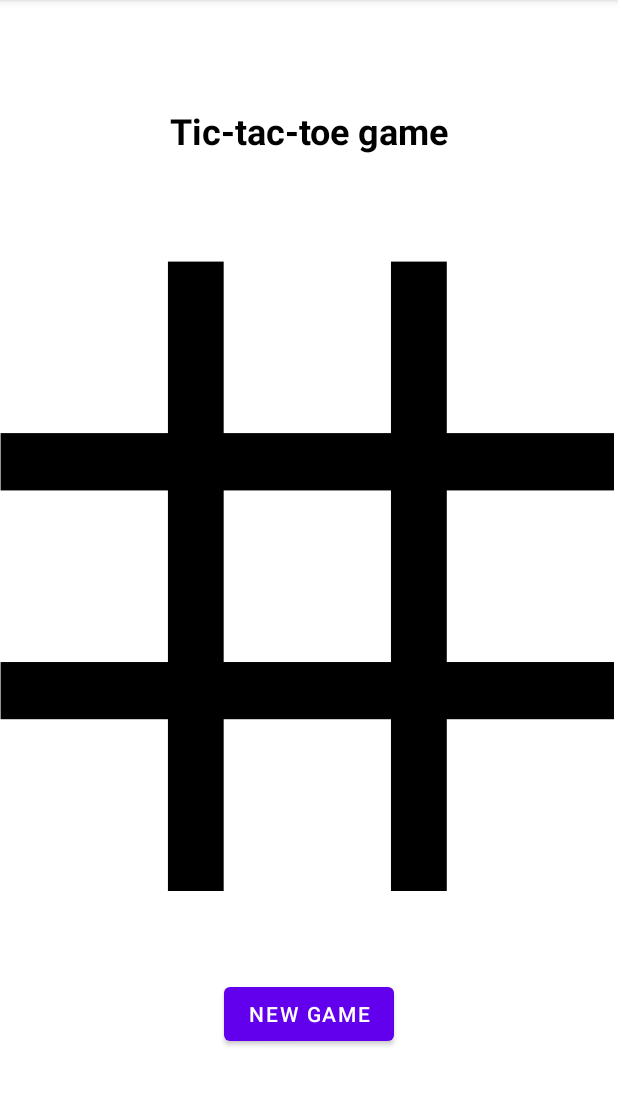
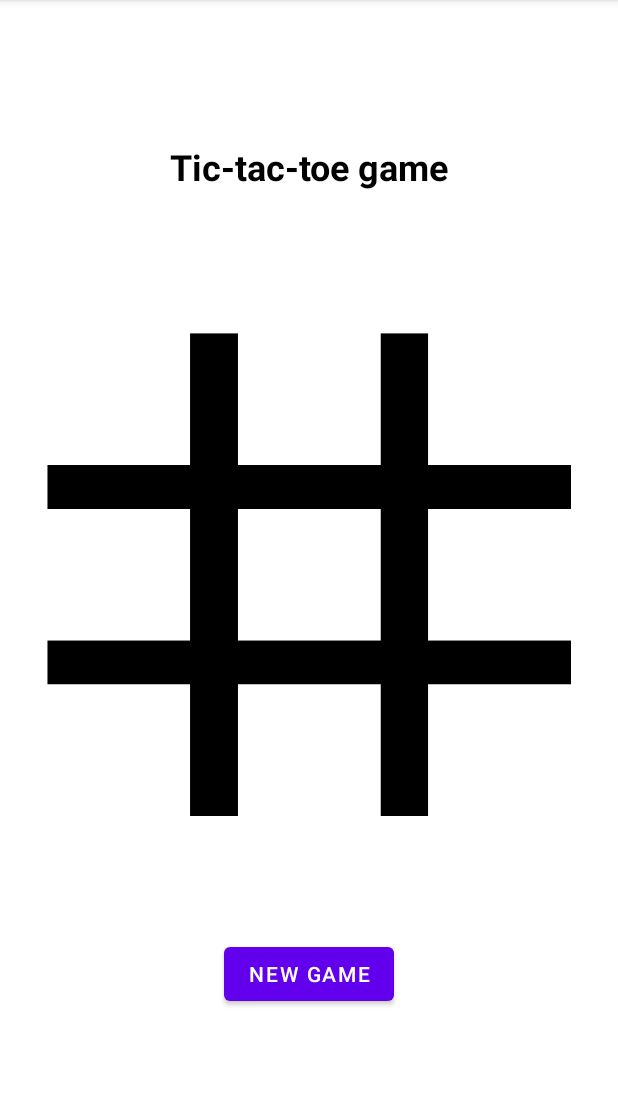
Before and after one commit to aayman97/DemoApplication2, an Android app: the screen it shows after launch (MainActivity), on a phone screen of 412 x 824 dp, the part 84-1190 px from its top. Run offline under Robolectric (Android 15) with nearby library versions, the phone set to English and light mode, and no system bars.

Commit message:
changed the constraints in portrait and landscape mode

```diff
--- a/app/src/main/res/layout/activity_main.xml
+++ b/app/src/main/res/layout/activity_main.xml
@@ -10,17 +10,19 @@
 
     <GridLayout
         android:id="@+id/gridLayout"
-        android:layout_width="409dp"
-        android:layout_height="420dp"
+        android:layout_width="349dp"
+        android:layout_height="322dp"
         android:background="@drawable/board"
         app:layout_constraintBottom_toBottomOf="parent"
+        app:layout_constraintEnd_toEndOf="parent"
+        app:layout_constraintStart_toStartOf="parent"
         app:layout_constraintTop_toTopOf="parent"
-        tools:layout_editor_absoluteX="1dp">
+        app:layout_constraintVertical_bias="0.498">
 
         <ImageView
             android:id="@+id/imageView7"
-            android:layout_width="90dp"
-            android:layout_height="90dp"
+            android:layout_width="70dp"
+            android:layout_height="70dp"
             android:layout_row="0"
             android:layout_column="0"
             android:layout_marginLeft="10dp"
@@ -34,8 +36,8 @@
 
         <ImageView
             android:id="@+id/imageView8"
-            android:layout_width="90dp"
-            android:layout_height="90dp"
+            android:layout_width="70dp"
+            android:layout_height="70dp"
             android:layout_row="0"
             android:layout_column="1"
             android:layout_marginLeft="59dp"
@@ -49,8 +51,8 @@
 
         <ImageView
             android:id="@+id/imageView9"
-            android:layout_width="90dp"
-            android:layout_height="90dp"
+            android:layout_width="70dp"
+            android:layout_height="70dp"
             android:layout_row="0"
             android:layout_column="2"
             android:layout_marginLeft="58dp"
@@ -64,12 +66,12 @@
 
         <ImageView
             android:id="@+id/imageView10"
-            android:layout_width="90dp"
-            android:layout_height="90dp"
+            android:layout_width="70dp"
+            android:layout_height="70dp"
             android:layout_row="1"
             android:layout_column="0"
             android:layout_marginLeft="10dp"
-            android:layout_marginTop="65dp"
+            android:layout_marginTop="45dp"
             android:alpha="0"
             android:baselineAlignBottom="false"
             android:clickable="false"
@@ -79,12 +81,12 @@
 
         <ImageView
             android:id="@+id/imageView11"
-            android:layout_width="90dp"
-            android:layout_height="90dp"
+            android:layout_width="70dp"
+            android:layout_height="70dp"
             android:layout_row="1"
             android:layout_column="1"
             android:layout_marginLeft="59dp"
-            android:layout_marginTop="65dp"
+            android:layout_marginTop="45dp"
             android:alpha="0"
             android:baselineAlignBottom="false"
             android:clickable="false"
@@ -94,12 +96,12 @@
 
         <ImageView
             android:id="@+id/imageView12"
-            android:layout_width="90dp"
-            android:layout_height="90dp"
+            android:layout_width="70dp"
+            android:layout_height="70dp"
             android:layout_row="1"
             android:layout_column="2"
             android:layout_marginLeft="58dp"
-            android:layout_marginTop="65dp"
+            android:layout_marginTop="45dp"
             android:alpha="0"
             android:baselineAlignBottom="false"
             android:clickable="false"
@@ -110,12 +112,12 @@
 
         <ImageView
             android:id="@+id/imageView13"
-            android:layout_width="90dp"
-            android:layout_height="90dp"
+            android:layout_width="70dp"
+            android:layout_height="70dp"
             android:layout_row="2"
             android:layout_column="0"
             android:layout_marginLeft="10dp"
-            android:layout_marginTop="65dp"
+            android:layout_marginTop="45dp"
             android:alpha="0"
             android:baselineAlignBottom="false"
             android:clickable="false"
@@ -125,12 +127,12 @@
 
         <ImageView
             android:id="@+id/imageView14"
-            android:layout_width="90dp"
-            android:layout_height="90dp"
+            android:layout_width="70dp"
+            android:layout_height="70dp"
             android:layout_row="2"
             android:layout_column="1"
             android:layout_marginLeft="59dp"
-            android:layout_marginTop="65dp"
+            android:layout_marginTop="45dp"
             android:alpha="0"
             android:baselineAlignBottom="false"
             android:clickable="false"
@@ -140,12 +142,12 @@
 
         <ImageView
             android:id="@+id/imageView15"
-            android:layout_width="90dp"
-            android:layout_height="90dp"
+            android:layout_width="70dp"
+            android:layout_height="70dp"
             android:layout_row="2"
             android:layout_column="2"
             android:layout_marginLeft="58dp"
-            android:layout_marginTop="65dp"
+            android:layout_marginTop="45dp"
             android:alpha="0"
             android:baselineAlignBottom="false"
             android:clickable="false"
```
